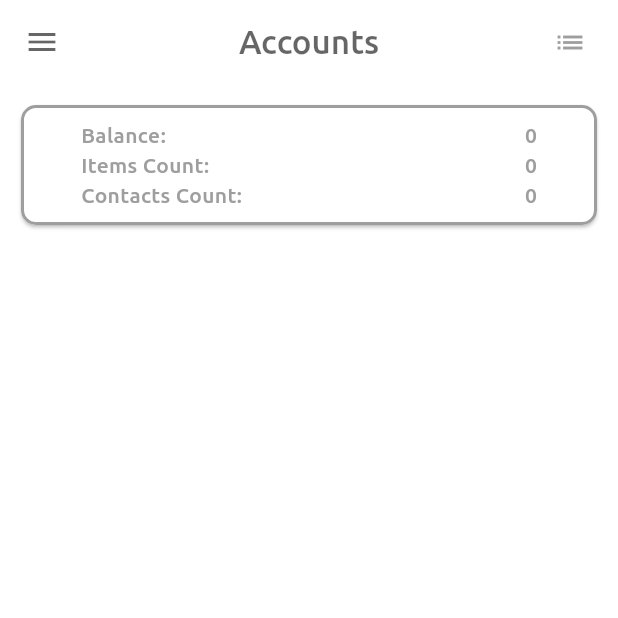
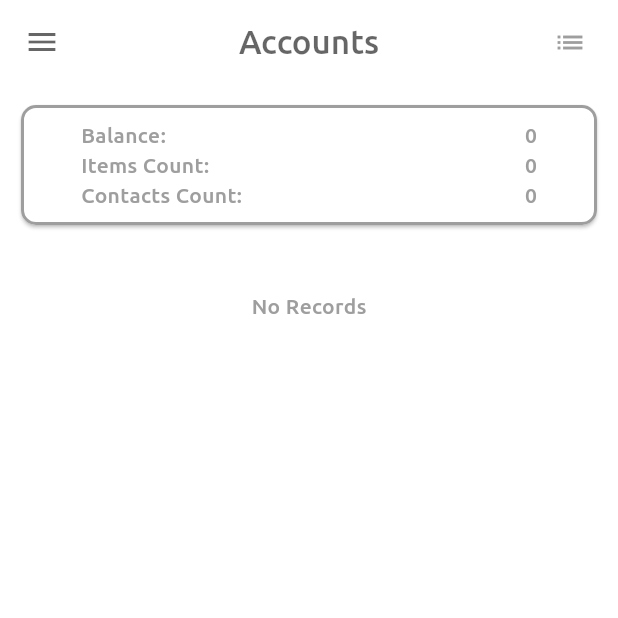
Before and after one commit to reesaam/paria_app, a Flutter app: the screen it shows after launch, item 3 of the bottom bar chosen, on a phone screen of 412 x 824 dp, the top half of it. Run offline on Flutter 3.47's test engine with Material 3 defaults, Android fonts, the phone set to English and light mode, and no system bars; our stand-ins replace auto_size_text, connectivity_plus, dartz, dio, freezed_annotation, get and 5 more; missing offline and left inert: dart:ffi, flutter_file_dialog, open_file_plus; generated files the repository leaves out were written again; project files that could hold a hidden picture were left out.

Commit message:
Accounts - Phase 2

```diff
--- a/lib/core/app_extensions/data_models_extensions/extension_account_records_list.dart
+++ b/lib/core/app_extensions/data_models_extensions/extension_account_records_list.dart
@@ -123,7 +123,7 @@ extension Sum on AppAccountRecordEntitiesList {
     for (AppAccountRecordEntity record in membersList) {
       clearedIncluded
           ? {balance += record.amount!, count++}
-          : record.cleared!
+          : record.cleared != true
               ? null
               : {balance += record.amount!, count++};
     }
--- a/lib/core/app_extensions/data_models_extensions/extension_contact.dart
+++ b/lib/core/app_extensions/data_models_extensions/extension_contact.dart
@@ -11,11 +11,10 @@ extension Accounts on AppContactEntity {
     AppAccountRecordEntitiesList records =
         AppAccountRecordEntitiesList().loadFromStorage;
     for (AppAccountRecordEntity record in records.recordsList) {
-      if (record.contact!.firstName == firstName &&
-          record.contact!.lastName == lastName) {
+      if (record.contact.equalTo(this)) {
         clearedIncluded
             ? {balance += record.amount!, count++}
-            : record.cleared!
+            : record.cleared != true
                 ? null
                 : {balance += record.amount!, count++};
       }
--- a/lib/data/resources/app_elements.dart
+++ b/lib/data/resources/app_elements.dart
@@ -31,6 +31,7 @@ class AppElements {
   static BorderSide get cardTransparentBorderSide => BorderSide(color: AppColors.transparent, width: appDefaultBorderWidth);
   static BorderSide get defaultBorderSideFocused => BorderSide(color: AppColors.appDefaultColor, width: appDefaultBorderWidth);
   static BorderSide get defaultBorderSideDisabled => BorderSide(color: AppColors.buttonBackgroundDisabled, width: appDefaultBorderWidth);
+  static BorderSide get defaultBorderSideCheckBox => defaultBorderSide.copyWith(color: AppColors.appCheckBox);
 
   ///OutlineInputBorder
   static OutlineInputBorder get defaultOutlineBorder => OutlineInputBorder(borderRadius: defaultBorderWithLowRadius, borderSide: defaultBorderSide);
--- a/lib/data/resources/app_text_styles.dart
+++ b/lib/data/resources/app_text_styles.dart
@@ -42,6 +42,9 @@ class AppTextStyles {
 
   static TextStyle get contactsChooseContact => TextStyle(fontSize: titleSize, color: AppColors.textDisabled);
 
+  ///Accounts
+  static TextStyle get accountsTableItem => TextStyle(color: AppColors.textNormalDark);
+
   ///Show Contact
   static TextStyle get contactsShowContactSectionTitle => const TextStyle(fontWeight: FontWeight.bold);
   static TextStyle get contactsShowContactFullName => TextStyle(fontSize: bigTitleSize, color: AppColors.textNormalDark);
--- a/lib/features/accounts/presentation/manager/accounts_controller.dart
+++ b/lib/features/accounts/presentation/manager/accounts_controller.dart
@@ -14,10 +14,12 @@ class AccountsController extends CoreController {
   Rx<AppAccountRecordEntitiesList> listRecords =
       AppAccountRecordEntitiesList().obs;
 
-  //Summery
+  //Summary
   Rx<int> itemsBalance = 0.obs;
   Rx<int> itemsCount = 0.obs;
   Rx<int> itemsCountContacts = 0.obs;
+
+  Rx<bool> showCleared = false.obs;
 
   @override
   void dataInit() {
--- a/lib/features/accounts/presentation/pages/accounts_view.dart
+++ b/lib/features/accounts/presentation/pages/accounts_view.dart
@@ -1,8 +1,12 @@
+import 'dart:ffi';
+
 import 'package:flutter/material.dart';
 import 'package:get/get.dart';
 import 'package:paria_app/core/app_extensions/data_types_extensions/extension_int.dart';
 import 'package:paria_app/core/app_extensions/data_types_extensions/extension_string.dart';
 import 'package:paria_app/data/resources/app_paddings.dart';
+import 'package:paria_app/features/accounts/presentation/widgets/accounts_records_table.dart';
+import 'package:paria_app/features/accounts/presentation/widgets/accounts_summary.dart';
 
 import '../../../../app/components/main_components/app_floating_buttons.dart';
 import '../../../../core/app_localization.dart';
@@ -38,23 +42,13 @@ class AccountsPage extends CoreView<AccountsController> {
           mainAxisAlignment: MainAxisAlignment.spaceEvenly,
           crossAxisAlignment: CrossAxisAlignment.center,
           children: [
-            _topBarSummary(),
+            AccountsSummary(
+                itemsBalance: controller.itemsBalance.value,
+                itemsCount: controller.itemsCount.value,
+                itemsCountContacts: controller.itemsCountContacts.value),
+            AccountsRecordsTable(
+              listRecords: controller.listRecords.value,
+              showCleared: controller.showCleared.value,
+            )
           ]));
-
-  Widget _topBarSummary() => Card(
-      child: Padding(
-          padding: AppPaddings.accountsTopBar,
-          child:
-              Row(mainAxisAlignment: MainAxisAlignment.spaceBetween, children: [
-            Column(crossAxisAlignment: CrossAxisAlignment.start, children: [
-              Text(Texts.to.accountsSummaryBalance.withDoubleDots),
-              Text(Texts.to.accountsSummaryItemCount.withDoubleDots),
-              Text(Texts.to.accountsSummaryContactsCount.withDoubleDots),
-            ]),
-            Column(crossAxisAlignment: CrossAxisAlignment.start, children: [
-              Text(controller.itemsBalance.value.toCurrency),
-              Text(controller.itemsCount.value.toString()),
-              Text(controller.itemsCountContacts.toString()),
-            ]),
-          ])));
 }
--- /dev/null
+++ b/lib/features/accounts/presentation/widgets/accounts_records_table.dart
@@ -0,0 +1,141 @@
+import 'package:flutter/material.dart';
+import 'package:paria_app/core/app_extensions/data_models_extensions/extension_account_records_list.dart';
+import 'package:paria_app/core/app_extensions/data_models_extensions/extension_contact.dart';
+import 'package:paria_app/core/app_extensions/data_types_extensions/extension_date_time.dart';
+import 'package:paria_app/core/app_extensions/data_types_extensions/extension_int.dart';
+import 'package:paria_app/core/core_functions.dart';
+import 'package:paria_app/core/core_widgets.dart';
+import 'package:paria_app/data/resources/app_colors.dart';
+import 'package:paria_app/data/resources/app_text_styles.dart';
+import 'package:paria_app/features/accounts/domain/entities/account_record_entity/account_record_entity.dart';
+import 'package:paria_app/features/accounts/domain/entities/accounts_filter_entity/accounts_filter_entity.dart';
+
+import '../../../../app/components/general_widgets/app_check_box.dart';
+import '../../../../core/app_localization.dart';
+import '../../../../data/resources/app_paddings.dart';
+
+class AccountsRecordsTable extends StatelessWidget {
+  final AppAccountRecordEntitiesList listRecords;
+  final AppAccountsFilterEntity? filter;
+  final bool showCleared;
+  const AccountsRecordsTable({
+    super.key,
+    required this.listRecords,
+    required this.showCleared,
+    this.filter,
+  });
+
+  @override
+  Widget build(BuildContext context) => Column(children: [
+        _header(),
+        _tableItems(),
+      ]);
+
+  _header() => Container();
+
+  _tableItems() => listRecords.isEmpty
+      ? _noRecords()
+      : ListView.builder(
+          shrinkWrap: true,
+          itemCount: listRecords.count,
+          itemBuilder: (context, index) => filter == null
+              ? _recordItem(listRecords.membersList[index])
+              : _checkVisibility(
+                      filter: filter!,
+                      record: listRecords.membersList[index],
+                      showCleared: showCleared)
+                  ? shrinkSizedBox
+                  : _recordItem(listRecords.membersList[index]));
+
+  _noRecords() => Container(
+      padding: AppPaddings.accountsNoRecordText,
+      child: Text(Texts.to.accountsNoContacts));
+
+  _recordItem(AppAccountRecordEntity record) => GestureDetector(
+        child: Card(
+            margin: EdgeInsets.zero,
+            elevation: 0,
+            // shape: AppElements.cardTransparentOutlineBorderWithNoRadius,
+            child: Row(children: [
+              AppCheckBox(
+                  value: record.cleared == true,
+                  onChanged: (checked) => _changeRecordClearanceStatus(
+                      record: record, checked: checked)),
+              Text(
+                  record.contact!.firstName ??
+                      Texts.to.generalNotAvailableInitials,
+                  maxLines: 1,
+                  overflow: TextOverflow.ellipsis),
+              Text(record.title ?? Texts.to.generalNotAvailableInitials,
+                  maxLines: 1, overflow: TextOverflow.ellipsis),
+              Text(record.amount.toCurrency,
+                  maxLines: 1,
+                  overflow: TextOverflow.ellipsis,
+                  style: record.amount! < 0
+                      ? AppTextStyles.accountsTableItem
+                          .copyWith(color: AppColors.error)
+                      : AppTextStyles.accountsTableItem
+                          .copyWith(color: AppColors.noError)),
+              Text(record.dateTime!.toDateFormat,
+                  maxLines: 1, overflow: TextOverflow.ellipsis),
+            ])),
+      );
+
+  bool _checkVisibility({
+    required AppAccountsFilterEntity filter,
+    required AppAccountRecordEntity record,
+    required bool showCleared,
+  }) {
+    bool filtered = false;
+
+    //Contact
+    filter.contact == null
+        ? null
+        : filter.contact.equalTo(record.contact)
+            ? null
+            : filtered = true;
+
+    //Description
+    filter.description == null || filter.description == ''
+        ? null
+        : record.title == null || record.title == ''
+            ? null
+            : filtered = !record.title!.contains(filter.description!);
+
+    //AmountDown
+    filter.amountDown == null
+        ? null
+        : record.amount! < filter.amountDown!
+            ? filtered = true
+            : null;
+
+    //AmountUp
+    filter.amountUp == null
+        ? null
+        : filtered = record.amount! > filter.amountUp!;
+
+    //DateTimeDown
+    filter.dateTimeDown == null
+        ? false
+        : filtered = record.dateTime!.isBefore(filter.dateTimeDown!);
+
+    //DateTimeUp
+    filtered = filter.dateTimeUp == null
+        ? false
+        : filtered = record.dateTime!.isAfter(filter.dateTimeUp!);
+
+    filtered = !showCleared && record.cleared == true;
+
+    appDebugPrint('Filtered: $filtered');
+    return filtered;
+  }
+
+  _changeRecordClearanceStatus({
+    required AppAccountRecordEntity record,
+    required bool? checked,
+  }) {
+    checked == true
+        ? listRecords.clearRecord(record)
+        : listRecords.unClearRecord(record);
+  }
+}
--- /dev/null
+++ b/lib/features/accounts/presentation/widgets/accounts_summary.dart
@@ -0,0 +1,36 @@
+import 'package:flutter/material.dart';
+import 'package:paria_app/core/app_extensions/data_types_extensions/extension_int.dart';
+import 'package:paria_app/core/app_extensions/data_types_extensions/extension_string.dart';
+
+import '../../../../core/app_localization.dart';
+import '../../../../data/resources/app_paddings.dart';
+
+class AccountsSummary extends StatelessWidget {
+  final int itemsBalance;
+  final int itemsCount;
+  final int itemsCountContacts;
+  const AccountsSummary({
+    super.key,
+    required this.itemsBalance,
+    required this.itemsCount,
+    required this.itemsCountContacts,
+  });
+
+  @override
+  Widget build(BuildContext context) => Card(
+      child: Padding(
+          padding: AppPaddings.accountsTopBar,
+          child:
+              Row(mainAxisAlignment: MainAxisAlignment.spaceBetween, children: [
+            Column(crossAxisAlignment: CrossAxisAlignment.start, children: [
+              Text(Texts.to.accountsSummaryBalance.withDoubleDots),
+              Text(Texts.to.accountsSummaryItemCount.withDoubleDots),
+              Text(Texts.to.accountsSummaryContactsCount.withDoubleDots),
+            ]),
+            Column(crossAxisAlignment: CrossAxisAlignment.start, children: [
+              Text(itemsBalance.toCurrency),
+              Text(itemsCount.toString()),
+              Text(itemsCountContacts.toString()),
+            ]),
+          ])));
+}
--- a/lib/features/contacts/presentation/pages/contacts_view.dart
+++ b/lib/features/contacts/presentation/pages/contacts_view.dart
@@ -29,6 +29,7 @@ class ContactsPage extends CoreView<ContactsController> {
       icon: AppIcons.add, onPressed: controller.addContact);
 
   @override
-  Widget get body =>
-      Obx(() => ContactsTable(listContacts: controller.listContacts.value));
+  Widget get body => Obx(() => Column(children: [
+        ContactsTable(listContacts: controller.listContacts.value),
+      ]));
 }
--- a/lib/l10n/intl_en.arb
+++ b/lib/l10n/intl_en.arb
@@ -37,6 +37,9 @@
 
     "connectionInternetNotAvailableTitle": "Internet Connection",
     "connectionInternetNotAvailableText": "Internet Connection is not Available!",
+
+    "generalNotAvailable": "Not Available",
+    "generalNotAvailableInitials": "N/A",
 
     "homepageDateTimeTitle": "Today",
     "homepageSummaryTitle": "App Summary",
--- a/lib/l10n/untranslated.txt
+++ b/lib/l10n/untranslated.txt
@@ -4,6 +4,8 @@
     "contactsBalancePageName",
     "accountsPageName",
     "totalBalance",
+    "generalNotAvailable",
+    "generalNotAvailableInitials",
     "homepageDateTimeTitle",
     "homepageSummaryTitle",
     "contactsShowContactTitleInfo",
@@ -53,6 +55,8 @@
   "fa": [
     "contactsBalancePageName",
     "totalBalance",
+    "generalNotAvailable",
+    "generalNotAvailableInitials",
     "homepageDateTimeTitle",
     "homepageSummaryTitle",
     "contactsShowContactTitleInfo",
```
Also changed, not shown: lib/app/components/general_widgets/app_check_box.dart (added, +23 -0 lines), lib/generated/intl/messages_en.dart, lib/generated/l10n.dart.
